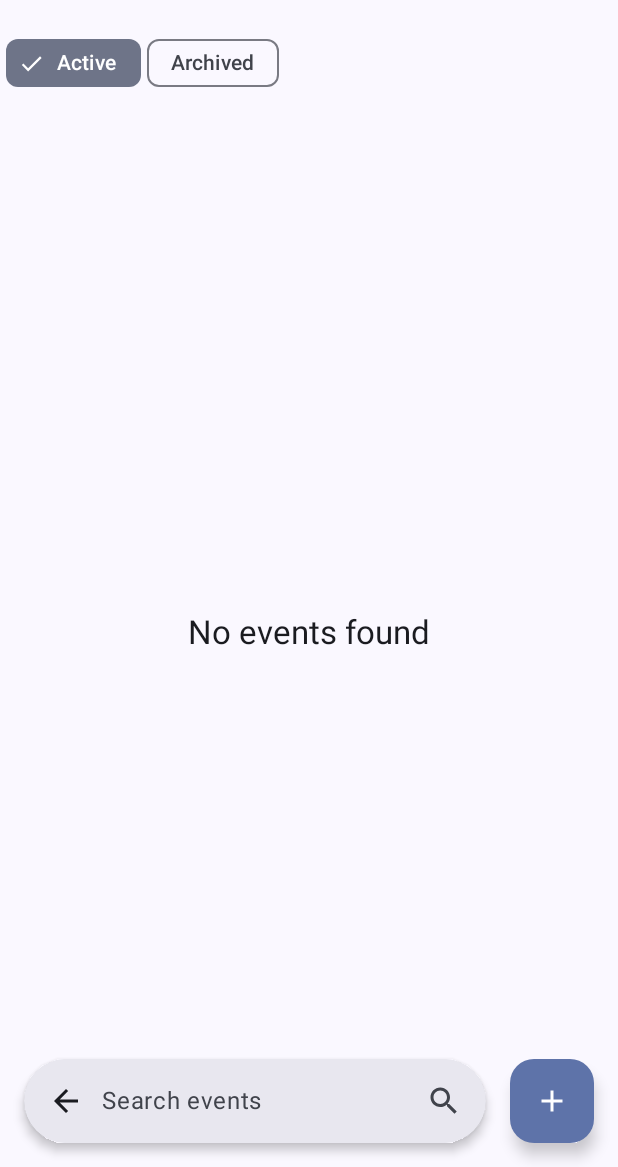
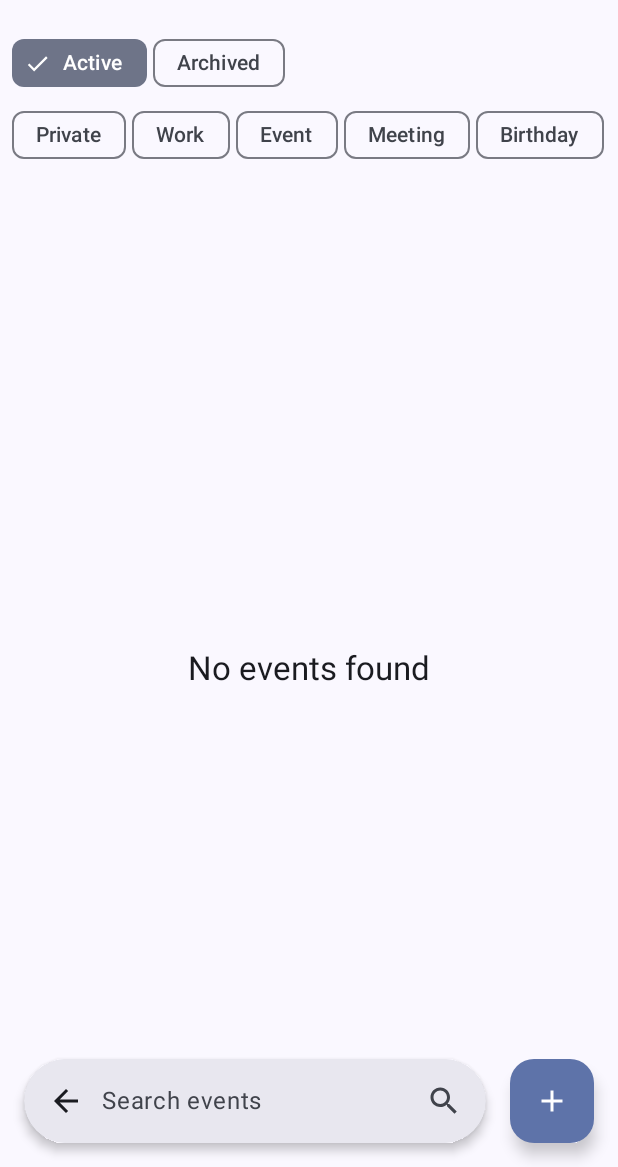
Before and after one commit to ossalali/Days-Remaining, an Android app built with Jetpack Compose: the screen it shows after launch (MainActivity), on a phone screen of 412 x 824 dp, the part 69-1236 px from its top. Run offline under Robolectric (Android 15) with nearby library versions, the light colour scheme and no system bars; our stand-ins replace Dagger/Hilt's generated code, Material 3 Expressive styles (plain Material 3 is drawn), Navigation 3, Room's generated code; 3 statements that could not run were skipped.

Commit message:
feat(EventList): Add custom filter chips
- Implemented a `LazyRow` to display a list of custom filter chips.
- Created a `CustomChip` composable for individual chip rendering and state management.
- Chips include "Private", "Work", "Event", etc.
- Modified the main `Row` containing default filter chips to adjust padding.
- Changed "Days Remaining" text to "days remaining" in `EventDetailsScreen`.
- Limited description in `EventListGrid` to 4 lines.
- Removed multiline limits for description `OutlinedTextField` in `EventDetailsScreen`.

```diff
--- a/app/src/main/java/com/ossalali/daysremaining/presentation/ui/EventListGrid.kt
+++ b/app/src/main/java/com/ossalali/daysremaining/presentation/ui/EventListGrid.kt
@@ -97,12 +97,15 @@ fun EventListGrid(
                           textAlign = TextAlign.Center,
                           modifier = Modifier.fillMaxWidth().padding(bottom = 4.dp),
                         )
+                        if (event.description.isNotEmpty()) {
                             Text(
                               text = event.description,
+                              maxLines = 4,
                               style = MaterialTheme.typography.bodyMediumEmphasized,
                               textAlign = TextAlign.Center,
                               modifier = Modifier.fillMaxWidth().padding(bottom = 4.dp),
                             )
+                        }
                     }
                 }
             }
--- a/app/src/main/java/com/ossalali/daysremaining/presentation/ui/EventListScreen.kt
+++ b/app/src/main/java/com/ossalali/daysremaining/presentation/ui/EventListScreen.kt
@@ -13,6 +13,8 @@ import androidx.compose.foundation.layout.imePadding
 import androidx.compose.foundation.layout.padding
 import androidx.compose.foundation.layout.size
 import androidx.compose.foundation.layout.width
+import androidx.compose.foundation.lazy.LazyRow
+import androidx.compose.foundation.lazy.items
 import androidx.compose.material.icons.Icons
 import androidx.compose.material.icons.filled.Delete
 import androidx.compose.material.icons.filled.Done
@@ -26,6 +28,8 @@ import androidx.compose.material3.IconButton
 import androidx.compose.material3.Text
 import androidx.compose.runtime.Composable
 import androidx.compose.runtime.getValue
+import androidx.compose.runtime.mutableStateMapOf
+import androidx.compose.runtime.remember
 import androidx.compose.ui.Alignment
 import androidx.compose.ui.Modifier
 import androidx.compose.ui.focus.FocusRequester
@@ -95,11 +99,13 @@ private fun EventListImpl(
     val events by eventUiState.collectAsStateWithLifecycle()
     val activeFilterState by activeFilterEnabled.collectAsStateWithLifecycle()
     val archivedFilterState by archivedFilterEnabled.collectAsStateWithLifecycle()
+    val selectedChips = remember { mutableStateMapOf<String, Boolean>() }
 
     Column(
       modifier =
         Modifier.fillMaxSize().padding(paddingValues).imePadding().background(Color.Transparent)
     ) {
+        Column {
             Row(
               modifier = Modifier.fillMaxWidth().padding(horizontal = Dimensions.quarter),
               verticalAlignment = Alignment.CenterVertically,
@@ -136,6 +142,32 @@ private fun EventListImpl(
                     }
                 }
             }
+            LazyRow(
+              modifier = Modifier.fillMaxWidth().padding(horizontal = Dimensions.half),
+              verticalAlignment = Alignment.CenterVertically,
+              horizontalArrangement = Arrangement.spacedBy(Dimensions.quarter),
+            ) {
+                val customChips =
+                  listOf(
+                    "Private",
+                    "Work",
+                    "Event",
+                    "Meeting",
+                    "Birthday",
+                    "Anniversary",
+                    "Graduation",
+                    "Deadline",
+                    "Goal",
+                  )
+                items(customChips) { chipText ->
+                    CustomChip(
+                      chipText = chipText,
+                      isSelected = selectedChips[chipText] ?: false,
+                      onSelectionChanged = { isSelected -> selectedChips[chipText] = isSelected },
+                    )
+                }
+            }
+        }
 
         Box(modifier = Modifier.weight(1f).fillMaxWidth()) {
             EventListGrid(
@@ -164,13 +196,37 @@ private fun EventListImpl(
 }
 
 @Composable
+fun CustomChip(chipText: String, isSelected: Boolean, onSelectionChanged: (Boolean) -> Unit) {
+    FilterChip(
+      selected = isSelected,
+      onClick = { onSelectionChanged(!isSelected) },
+      label = { Text(text = chipText) },
+      leadingIcon =
+        if (isSelected) {
+            {
+                Icon(
+                  imageVector = Icons.Filled.Done,
+                  contentDescription = "Done icon",
+                  modifier = Modifier.size(FilterChipDefaults.IconSize),
+                )
+            }
+        } else {
+            null
+        },
+    )
+}
+
+@Composable
 fun AddChips(
   activeFilterEnabled: Boolean,
   archivedFilterEnabled: Boolean,
   onToggleActiveFilter: () -> Unit,
   onToggleArchivedFilter: () -> Unit,
 ) {
-    Row(horizontalArrangement = Arrangement.Start) {
+    Row(
+      modifier = Modifier.padding(horizontal = Dimensions.quarter),
+      horizontalArrangement = Arrangement.Start,
+    ) {
         FilterChip(
           selected = activeFilterEnabled,
           onClick = onToggleActiveFilter,
```
Also changed, not shown: app/src/main/java/com/ossalali/daysremaining/presentation/ui/EventDetailsScreen.kt (+4 -3 lines). Lines whose indentation alone changed are shown as unchanged.
